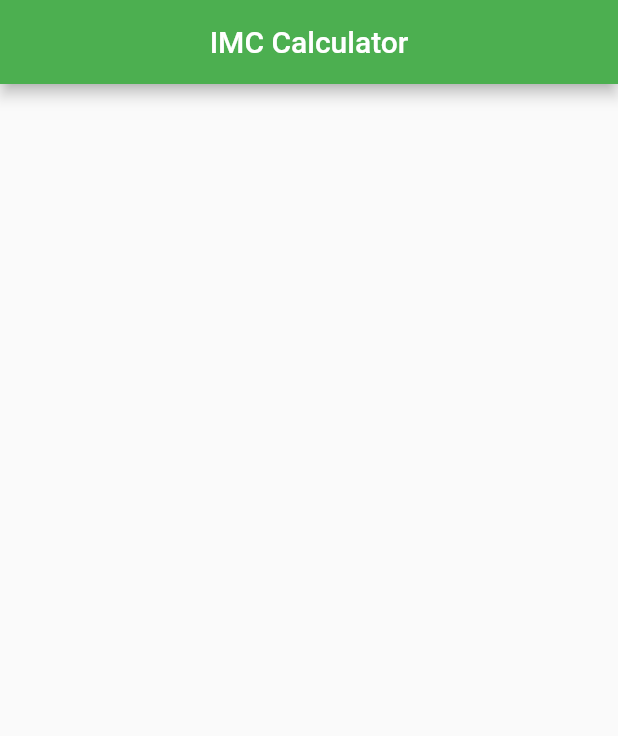
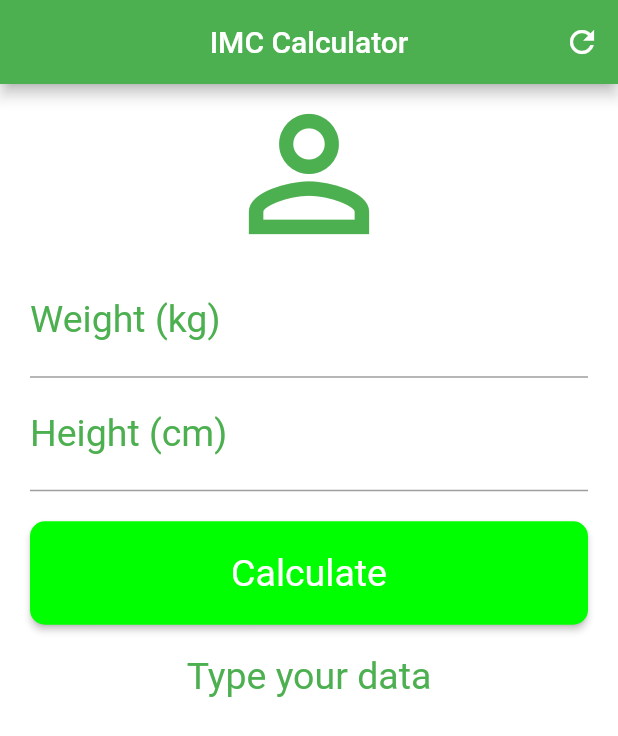
Before and after one commit to yoruwitch/flutter, a Flutter app: the screen it shows after launch, on a phone screen of 412 x 824 dp. Shown: the top 736 px of the screen. Run offline on Flutter 3.47's test engine with Material 2 defaults, Android fonts, the phone set to English and light mode, and no system bars; our stand-ins replace flutter_slidable, shared_preferences.

Commit message:
Third project finished!

```diff
--- a/imc-calculator/imc_calculator/lib/main.dart
+++ b/imc-calculator/imc_calculator/lib/main.dart
@@ -1,28 +1,148 @@
 import 'package:flutter/material.dart';
 
 void main() {
-  runApp(MaterialApp(
-    home: Home()
-    ,
+  runApp(const MaterialApp(
+    home: Home(),
   ));
 }
 
 class Home extends StatefulWidget {
-  const Home({ Key? key }) : super(key: key);
+  const Home({Key? key}) : super(key: key);
 
   @override
-  State<Home> createState() => _HomeState();
+  State<Home> createState() => HomeState();
 }
 
-class _HomeState extends State<Home> {
+class HomeState extends State<Home> {
+  TextEditingController weightController = TextEditingController();
+  TextEditingController heightController = TextEditingController();
+
+  GlobalKey<FormState> formKey = GlobalKey<FormState>();
+
+  String infoText = 'Type your data';
+
+  void resetFields() {
+    weightController.text = "";
+    heightController.text = "";
+    setState(() {
+      infoText = 'Type your data';
+      formKey = GlobalKey<FormState>();
+    });
+  }
+
+  void calculate() {
+    setState(() {
+      double weight = double.parse(weightController.text);
+      double height = double.parse(heightController.text) / 100;
+      double imc = weight / (height * height);
+
+      if (imc < 18.6) {
+        infoText =
+            'Underweight detected! Your IMC is = ${imc.toStringAsPrecision(4)}';
+      } else if (imc >= 18.6 && imc < 24.9) {
+        infoText =
+            'Ideal weight detected! Your IMC is = ${imc.toStringAsPrecision(4)}';
+      } else if (imc >= 24.9 && imc < 29.9) {
+        infoText =
+            'Sligthly overweight detected! Your IMC is = ${imc.toStringAsPrecision(4)}';
+      } else if (imc >= 29.9 && imc < 34.9) {
+        infoText =
+            'Overweight I detected! Your IMC is = ${imc.toStringAsPrecision(4)}';
+      } else if (imc >= 34.9 && imc < 39.9) {
+        infoText =
+            'Overweight II detected! Your IMC is = ${imc.toStringAsPrecision(4)}';
+      } else if (imc >= 40) {
+        infoText =
+            'Overweight III detected! Your IMC is = ${imc.toStringAsPrecision(4)}';
+      }
+    });
+  }
+
   @override
   Widget build(BuildContext context) {
     return Scaffold(
       appBar: AppBar(
-        title: Text('IMC Calculator'),
+        title: const Text('IMC Calculator'),
         centerTitle: true,
         backgroundColor: Colors.green,
+        actions: [
+          IconButton(
+              onPressed: () {
+                resetFields();
+              },
+              icon: const Icon(Icons.refresh))
+        ],
       ),
+      backgroundColor: Colors.white,
+      body: SingleChildScrollView(
+          padding: const EdgeInsets.fromLTRB(20, 0, 20, 0),
+          child: Form(
+            key: formKey,
+            child: Column(
+              crossAxisAlignment: CrossAxisAlignment.stretch,
+              children: [
+                const Icon(Icons.person_outline,
+                    size: 120.0, color: Colors.green),
+                TextFormField(
+                  textAlign: TextAlign.center,
+                  keyboardType: TextInputType.number,
+                  decoration: const InputDecoration(
+                      labelText: 'Weight (kg)',
+                      labelStyle: TextStyle(color: Colors.green)),
+                  style: const TextStyle(color: Colors.green, fontSize: 25.0),
+                  controller: weightController,
+                  validator: (value) {
+                    if (value!.isEmpty) {
+                      return 'Insert your weight';
+                    } else{
+                      return null;
+                    }
+
+                  },
+                ),
+                TextFormField(
+                  textAlign: TextAlign.center,
+                  keyboardType: TextInputType.number,
+                  decoration: const InputDecoration(
+                      labelText: 'Height (cm)',
+                      labelStyle: TextStyle(color: Colors.green)),
+                  style: const TextStyle(color: Colors.green, fontSize: 25.0),
+                  controller: heightController,
+                  validator: (value) {
+                    if (value!.isEmpty) {
+                      return 'Insert your weight';
+                    } else{
+                      return null;
+                    }
+                  },
+                ),
+                Padding(
+                  padding: const EdgeInsets.only(top: 20, bottom: 20),
+                  child: ElevatedButton(
+                    onPressed: () {
+                      if (formKey.currentState!.validate()) {
+                        calculate();
+                      }
+                    },
+                    child: Text('Calculate'),
+                    style: ElevatedButton.styleFrom(
+                      primary: const Color.fromRGBO(0, 255, 0, 1),
+                      padding: const EdgeInsets.symmetric(
+                          horizontal: 50, vertical: 20),
+                      shape: RoundedRectangleBorder(
+                        borderRadius: BorderRadius.circular(10.0),
+                      ),
+                      textStyle:
+                          const TextStyle(color: Colors.white, fontSize: 25.0),
+                    ),
+                  ),
+                ),
+                Text(infoText,
+                    textAlign: TextAlign.center,
+                    style: TextStyle(color: Colors.green, fontSize: 25.0)),
+              ],
+            ),
+          )),
     );
   }
 }
```
Also changed, not shown: 1 other file.
